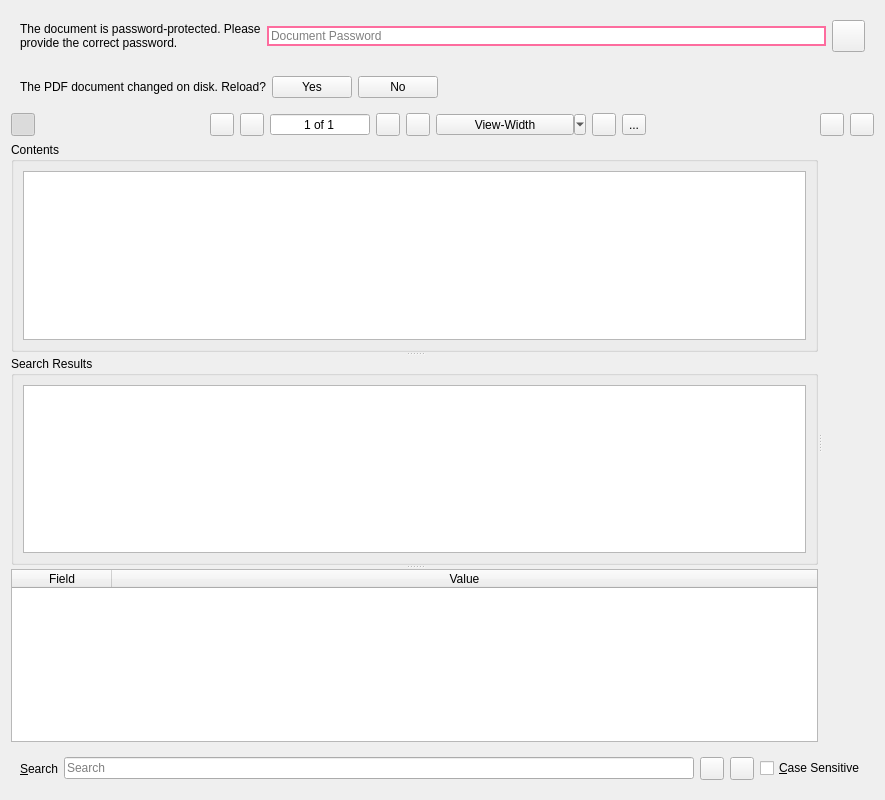
The window that UI/wise-pdf-view.ui (textbrowser/wise) describes before a commit, drawn with Qt 5.
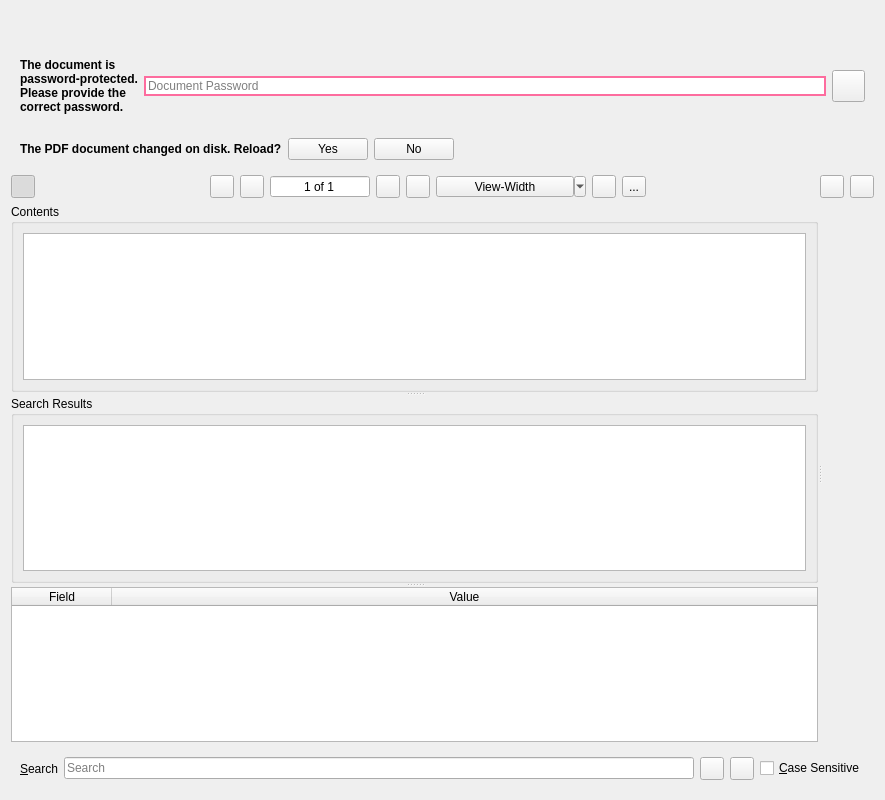
The same window after the commit. Icons and pictures are not drawn.

Commit message: Report file errors.

```diff
--- a/UI/wise-pdf-view.ui
+++ b/UI/wise-pdf-view.ui
@@ -14,6 +14,25 @@
    <string>Form</string>
   </property>
   <layout class="QVBoxLayout" name="verticalLayout_4">
+   <item>
+    <widget class="QFrame" name="error_frame">
+     <property name="sizePolicy">
+      <sizepolicy hsizetype="Preferred" vsizetype="Maximum">
+       <horstretch>0</horstretch>
+       <verstretch>0</verstretch>
+      </sizepolicy>
+     </property>
+     <layout class="QHBoxLayout" name="horizontalLayout_5">
+      <item>
+       <widget class="QLabel" name="error_label">
+        <property name="wordWrap">
+         <bool>true</bool>
+        </property>
+       </widget>
+      </item>
+     </layout>
+    </widget>
+   </item>
    <item>
     <widget class="QFrame" name="password_frame">
      <property name="sizePolicy">
@@ -26,7 +45,7 @@
       <item>
        <widget class="QLabel" name="label_3">
         <property name="text">
-         <string>The document is password-protected. Please provide the correct password.</string>
+         <string>&lt;html&gt;&lt;head/&gt;&lt;body&gt;&lt;p&gt;&lt;span style=&quot; font-weight:700;&quot;&gt;The document is password-protected. Please provide the correct password.&lt;/span&gt;&lt;/p&gt;&lt;/body&gt;&lt;/html&gt;</string>
         </property>
         <property name="wordWrap">
          <bool>true</bool>
@@ -75,7 +94,7 @@
       <item>
        <widget class="QLabel" name="label_2">
         <property name="text">
-         <string>The PDF document changed on disk. Reload?</string>
+         <string>&lt;html&gt;&lt;head/&gt;&lt;body&gt;&lt;p&gt;&lt;span style=&quot; font-weight:700;&quot;&gt;The PDF document changed on disk. Reload?&lt;/span&gt;&lt;/p&gt;&lt;/body&gt;&lt;/html&gt;</string>
         </property>
        </widget>
       </item>
```
The commit also changes 2 other files.
